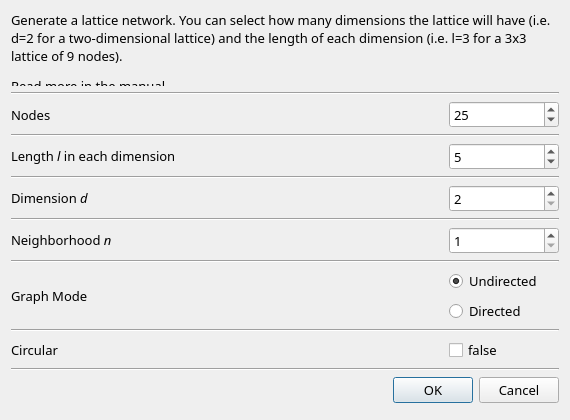
Before: the Qt Designer form src/forms/dialograndlattice.ui in socnetv/app, drawn with Qt 5.
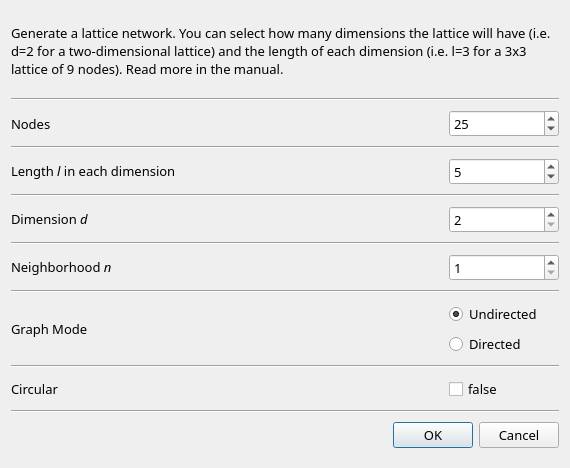
After: the same form once the commit is applied.

Commit message: fixed lattice creation dialog intro text height (for MacOS)

The edit to the form file:
```diff
--- a/src/forms/dialograndlattice.ui
+++ b/src/forms/dialograndlattice.ui
@@ -7,7 +7,7 @@
     <x>0</x>
     <y>0</y>
     <width>570</width>
-    <height>420</height>
+    <height>468</height>
    </rect>
   </property>
   <property name="sizePolicy">
@@ -69,7 +69,7 @@
       <enum>QFrame::Sunken</enum>
      </property>
      <property name="text">
-      <string>&lt;html&gt;&lt;head/&gt;&lt;body&gt;&lt;p&gt;Generate a lattice network. You can select how many dimensions the lattice will have (i.e. d=2 for a two-dimensional lattice) and the length of each dimension (i.e. l=3 for a 3x3 lattice of 9 nodes). &lt;/p&gt;&lt;p&gt;Read more in the manual.&lt;/p&gt;&lt;/body&gt;&lt;/html&gt;</string>
+      <string>&lt;html&gt;&lt;head/&gt;&lt;body&gt;&lt;p&gt;Generate a lattice network. You can select how many dimensions the lattice will have (i.e. d=2 for a two-dimensional lattice) and the length of each dimension (i.e. l=3 for a 3x3 lattice of 9 nodes). Read more in the manual.&lt;/p&gt;&lt;/body&gt;&lt;/html&gt;</string>
      </property>
      <property name="textFormat">
       <enum>Qt::RichText</enum>
```
